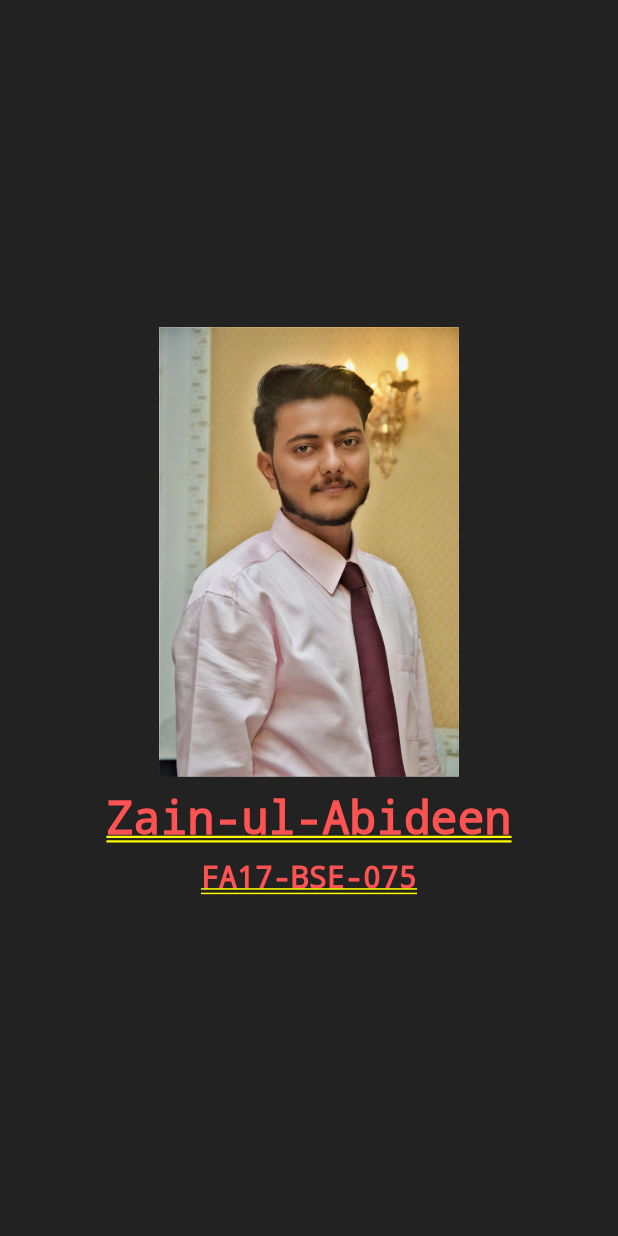
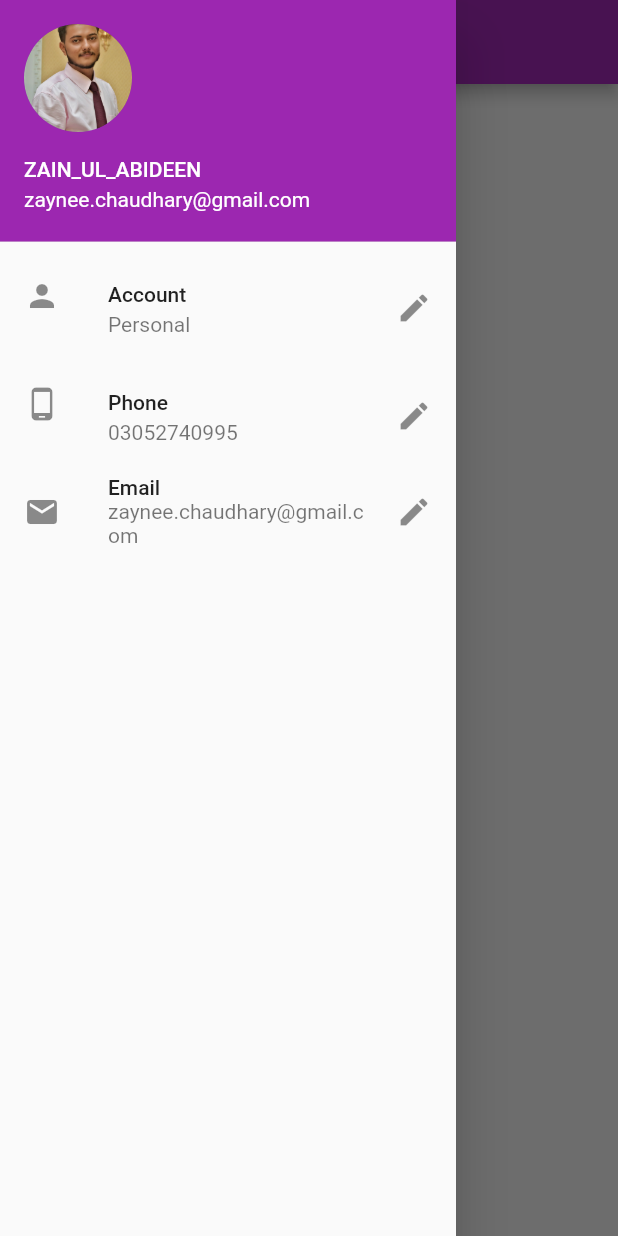
Before and after one commit to I-am-Zain/fa17_bse_075, a Flutter app: the screen it shows after launch, with the side drawer open (before the commit the screen has no drawer), on a phone screen of 412 x 824 dp. Run offline on Flutter 3.47's test engine with Material 2 defaults, Android fonts, the phone set to English and light mode, and no system bars.

Commit message:
Navigation_drawer added ✔

```diff
--- a/lib/main.dart
+++ b/lib/main.dart
@@ -1,7 +1,6 @@
-import 'dart:async';
 
 import 'package:flutter/material.dart';
-
+import 'package:fa17_bse_075/splashScreen.dart';
 void main() {
   runApp(SplashScreen());
 }
@@ -19,37 +18,3 @@ class SplashScreen extends StatelessWidget {
     );
   }
 }
-
-class MyHomePage extends StatefulWidget {
-  @override
-  _MyHomePageState createState() => _MyHomePageState();
-}
-
-class _MyHomePageState extends State<MyHomePage> {
-  @override
-  void initState() {
-    super.initState();
-    Timer(
-        Duration(seconds: 3),
-            () => Navigator.pushReplacement(
-            context, MaterialPageRoute(builder: (context) => SplashScreen())));
-  }
-
-  @override
-  Widget build(BuildContext context) {
-    return Container(
-        color: Colors.black87,
-        child: Column(
-          mainAxisAlignment: MainAxisAlignment.center,
-          children: [
-            Image(image: AssetImage('image/zain.jpg'),height: 300,),
-            SizedBox(height: 10,),
-            Text('Zain-ul-Abideen', style: TextStyle(fontSize: 30,color: Colors.redAccent),),
-            SizedBox(height: 10,),
-            Text('FA17-BSE-075', style:  TextStyle(fontSize: 20,color: Colors.redAccent),),
-            SizedBox(height: 10,),
-
-          ],
-        ));
-  }
-}
--- /dev/null
+++ b/lib/navigation_drawer.dart
@@ -0,0 +1,56 @@
+import 'package:flutter/material.dart';
+class  HomePage extends StatefulWidget {
+  @override
+  _HomePageState createState() => _HomePageState();
+}
+
+class _HomePageState extends State<HomePage> {
+
+  @override
+  Widget build(BuildContext context) {
+    return Scaffold(
+      backgroundColor: Colors.grey[200],
+      appBar: AppBar(
+        title: Text('DICE App'),
+      ),
+      body: Padding(
+        padding: const EdgeInsets.all(10.0),
+        child: Text('zain'),
+      ),
+      drawer: Drawer(
+        child: ListView(
+          padding: EdgeInsets.zero,
+          children: [
+            UserAccountsDrawerHeader(
+                accountName: Text('ZAIN_UL_ABIDEEN'),
+                accountEmail: Text('zaynee.chaudhary@gmail.com'),
+                currentAccountPicture: CircleAvatar(
+                    backgroundImage: AssetImage('image/zain.jpg')
+
+                )
+            ),
+            ListTile(
+              leading: Icon(Icons.person),
+              title: Text('Account'),
+              subtitle: Text('Personal'),
+              trailing: Icon(Icons.edit),
+            ),
+            ListTile(
+              leading: Icon(Icons.phone_android),
+              title: Text('Phone'),
+              subtitle: Text('03052740995'),
+              trailing: Icon(Icons.edit),
+            ),
+            ListTile(
+              leading: Icon(Icons.email),
+              title: Text('Email'),
+              subtitle: Text('zaynee.chaudhary@gmail.com'),
+              trailing: Icon(Icons.edit),
+            ),
+          ],
+        ),
+      ),
+
+    );
+  }
+}
--- /dev/null
+++ b/lib/splashScreen.dart
@@ -0,0 +1,44 @@
+import 'dart:async';
+
+import 'package:flutter/material.dart';
+import 'package:fa17_bse_075/navigation_drawer.dart';
+class MyHomePage extends StatefulWidget {
+  @override
+  _MyHomePageState createState() => _MyHomePageState();
+}
+
+class _MyHomePageState extends State<MyHomePage> {
+  @override
+  void initState() {
+    super.initState();
+    Timer(
+        Duration(seconds: 3),
+            () => Navigator.pushReplacement(
+          context, MaterialPageRoute(builder: (context) => MaterialApp(
+          title: 'Dice app',
+          home: HomePage(),
+          theme: ThemeData(
+              primarySwatch: Colors.purple
+          ),
+
+        ),),));
+  }
+
+  @override
+  Widget build(BuildContext context) {
+    return Container(
+        color: Colors.black87,
+        child: Column(
+          mainAxisAlignment: MainAxisAlignment.center,
+          children: [
+            Image(image: AssetImage('image/zain.jpg'),height: 300,),
+            SizedBox(height: 10,),
+            Text('Zain-ul-Abideen', style: TextStyle(fontSize: 30,color: Colors.redAccent),),
+            SizedBox(height: 10,),
+            Text('FA17-BSE-075', style:  TextStyle(fontSize: 20,color: Colors.redAccent),),
+            SizedBox(height: 10,),
+
+          ],
+        ));
+  }
+}
```
Also changed, not shown: 1 other file.
